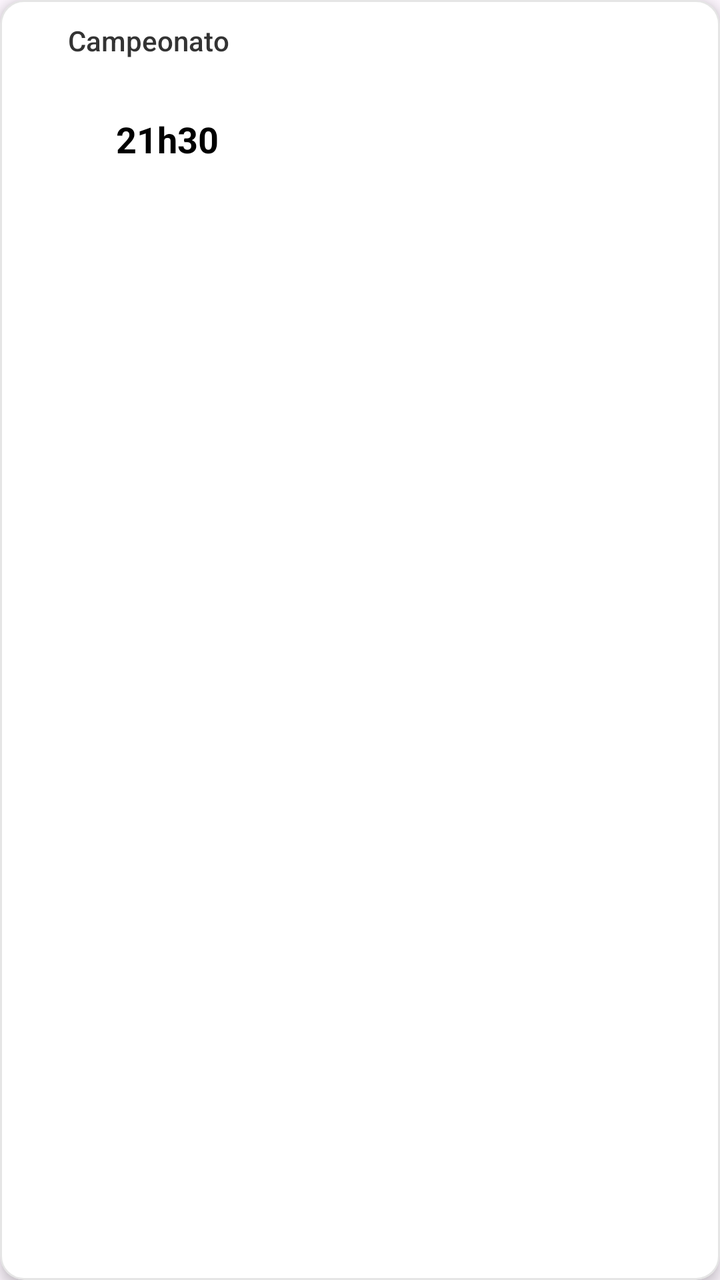
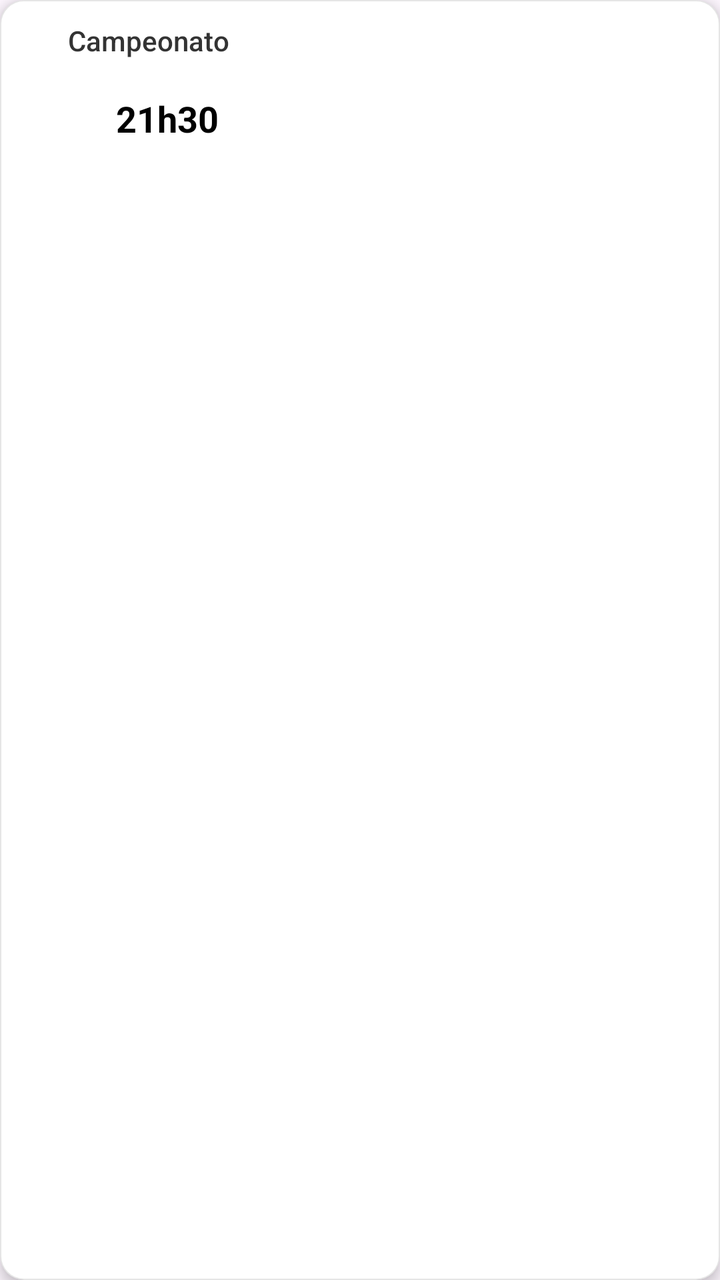

Compare the two renders of this Android layout. The source of the first and the diff that turns it into the second are given below.
<!-- AndroidManifest.xml: application theme Theme.Material3.DayNight.NoActionBar -->
<!-- res/layout/item_game.xml -->
<?xml version="1.0" encoding="utf-8"?>
<com.google.android.material.card.MaterialCardView
    xmlns:android="http://schemas.android.com/apk/res/android"
    xmlns:app="http://schemas.android.com/apk/res-auto"
    android:layout_width="match_parent"
    android:layout_height="wrap_content"

    android:layout_marginStart="12dp"
    android:layout_marginEnd="12dp"
    android:layout_marginTop="6dp"
    android:layout_marginBottom="6dp"

    android:backgroundTint="@android:color/white"
    app:cardCornerRadius="12dp"
    app:cardElevation="4dp"

    app:strokeColor="#1A000000"
    app:strokeWidth="1dp">

    <androidx.constraintlayout.widget.ConstraintLayout
        android:layout_width="match_parent"
        android:layout_height="wrap_content"
        android:padding="12dp">

        
        <ImageView
            android:id="@+id/imgChamp"
            android:layout_width="16dp"
            android:layout_height="16dp"
            app:layout_constraintStart_toStartOf="parent"
            app:layout_constraintTop_toTopOf="parent"/>

        <TextView
            android:id="@+id/tvChamp"
            android:layout_width="0dp"
            android:layout_height="wrap_content"
            android:text="Campeonato"
            android:textSize="14sp"
            android:textColor="#333"
            android:fontFamily="sans-serif-medium"
            app:layout_constraintStart_toEndOf="@id/imgChamp"
            app:layout_constraintTop_toTopOf="@id/imgChamp"
            app:layout_constraintBottom_toBottomOf="@id/imgChamp"
            app:layout_constraintEnd_toEndOf="parent"
            android:layout_marginStart="6dp"/>

        
        
<TextView
    android:id="@+id/tvHomeName"
    android:layout_width="0dp"
    android:layout_height="wrap_content"
    android:minWidth="60dp"
    android:text="Mandante"
    android:textSize="15sp"
    android:textColor="#222"
    android:maxLines="3"
    android:ellipsize="end"
    android:gravity="end"
    app:layout_constraintStart_toStartOf="parent"
    app:layout_constraintEnd_toStartOf="@id/imgHome"
    app:layout_constraintTop_toBottomOf="@id/tvChamp"
    app:layout_constraintHorizontal_weight="1"
    android:layout_marginTop="12dp" />

        
        <ImageView
            android:id="@+id/imgHome"
            android:layout_width="28dp"
            android:layout_height="28dp"
            app:layout_constraintStart_toEndOf="@id/tvHomeName"
            app:layout_constraintTop_toTopOf="@id/tvHomeName"
            app:layout_constraintBottom_toBottomOf="@id/tvHomeName"
            android:layout_marginStart="6dp"/>

        
        <TextView
            android:id="@+id/tvTime"
            android:layout_width="wrap_content"
            android:layout_height="wrap_content"
            android:text="21h30"
            android:textSize="18sp"
            android:textStyle="bold"
            android:textColor="#000"
            app:layout_constraintStart_toEndOf="@id/imgHome"
            app:layout_constraintEnd_toStartOf="@id/imgAway"
            app:layout_constraintTop_toTopOf="@id/imgHome"
            app:layout_constraintBottom_toBottomOf="@id/imgHome"
            android:layout_marginStart="12dp"
            android:layout_marginEnd="12dp"/>

        
        <ImageView
            android:id="@+id/imgAway"
            android:layout_width="28dp"
            android:layout_height="28dp"
            app:layout_constraintTop_toTopOf="@id/tvTime"
            app:layout_constraintBottom_toBottomOf="@id/tvTime"
            app:layout_constraintEnd_toStartOf="@id/tvAwayName"
            android:layout_marginEnd="6dp"/>

     
        
<TextView
    android:id="@+id/tvAwayName"
    android:layout_width="0dp"
    android:layout_height="wrap_content"
    android:minWidth="60dp"
    android:text="Visitante"
    android:textSize="15sp"
    android:textColor="#222"
    android:maxLines="3"
    android:ellipsize="end"
    android:gravity="start"
    app:layout_constraintStart_toEndOf="@id/imgAway"
    app:layout_constraintEnd_toEndOf="parent"
    app:layout_constraintTop_toTopOf="@id/tvHomeName"
    app:layout_constraintBottom_toBottomOf="@id/tvHomeName"
    app:layout_constraintHorizontal_weight="1" />

        
        <LinearLayout
            android:id="@+id/btnContainer"
            android:layout_width="0dp"
            android:layout_height="wrap_content"
            android:orientation="horizontal"
            android:gravity="center"
            android:layout_marginTop="10dp"
            android:visibility="gone"
            app:layout_constraintTop_toBottomOf="@id/tvAwayName"
            app:layout_constraintStart_toStartOf="parent"
            app:layout_constraintEnd_toEndOf="parent"/>
    </androidx.constraintlayout.widget.ConstraintLayout>
</com.google.android.material.card.MaterialCardView>
<!-- resources referenced by this layout -->
<resources>

</resources>

<!-- the commit's change to res/layout/item_game.xml (unified diff, before → after) -->
@@ -7,15 +7,14 @@
 
     android:layout_marginStart="12dp"
     android:layout_marginEnd="12dp"
-    android:layout_marginTop="6dp"
-    android:layout_marginBottom="6dp"
+    android:layout_marginTop="5dp"      
+    android:layout_marginBottom="5dp"
 
     android:backgroundTint="@android:color/white"
     app:cardCornerRadius="12dp"
     app:cardElevation="4dp"
-
     app:strokeColor="#1A000000"
-    app:strokeWidth="1dp">
+    app:strokeWidth="0.5dp">          
 
     <androidx.constraintlayout.widget.ConstraintLayout
         android:layout_width="match_parent"
@@ -45,23 +44,25 @@
             android:layout_marginStart="6dp"/>
 
         
-        
-<TextView
-    android:id="@+id/tvHomeName"
-    android:layout_width="0dp"
-    android:layout_height="wrap_content"
-    android:minWidth="60dp"
-    android:text="Mandante"
-    android:textSize="15sp"
-    android:textColor="#222"
-    android:maxLines="3"
-    android:ellipsize="end"
-    android:gravity="end"
-    app:layout_constraintStart_toStartOf="parent"
-    app:layout_constraintEnd_toStartOf="@id/imgHome"
-    app:layout_constraintTop_toBottomOf="@id/tvChamp"
-    app:layout_constraintHorizontal_weight="1"
-    android:layout_marginTop="12dp" />
+        <TextView
+            android:id="@+id/tvHomeName"
+            android:layout_width="0dp"
+            android:layout_height="wrap_content"
+            android:minWidth="60dp"
+            android:text="Mandante"
+            android:textSize="15sp"
+            android:textColor="#222"
+            android:maxLines="2"
+            android:ellipsize="end"
+            android:gravity="end"
+            android:includeFontPadding="false"
+            android:breakStrategy="balanced"
+            android:hyphenationFrequency="none"
+            app:layout_constraintStart_toStartOf="parent"
+            app:layout_constraintEnd_toStartOf="@id/imgHome"
+            app:layout_constraintTop_toBottomOf="@id/tvChamp"
+            app:layout_constraintHorizontal_weight="1"
+            android:layout_marginTop="12dp" />
 
         
         <ImageView
@@ -99,24 +100,26 @@
             app:layout_constraintEnd_toStartOf="@id/tvAwayName"
             android:layout_marginEnd="6dp"/>
 
-     
         
-<TextView
-    android:id="@+id/tvAwayName"
-    android:layout_width="0dp"
-    android:layout_height="wrap_content"
-    android:minWidth="60dp"
-    android:text="Visitante"
-    android:textSize="15sp"
-    android:textColor="#222"
-    android:maxLines="3"
-    android:ellipsize="end"
-    android:gravity="start"
-    app:layout_constraintStart_toEndOf="@id/imgAway"
-    app:layout_constraintEnd_toEndOf="parent"
-    app:layout_constraintTop_toTopOf="@id/tvHomeName"
-    app:layout_constraintBottom_toBottomOf="@id/tvHomeName"
-    app:layout_constraintHorizontal_weight="1" />
+        <TextView
+            android:id="@+id/tvAwayName"
+            android:layout_width="0dp"
+            android:layout_height="wrap_content"
+            android:minWidth="60dp"
+            android:text="Visitante"
+            android:textSize="15sp"
+            android:textColor="#222"
+            android:maxLines="2"
+            android:ellipsize="end"
+            android:gravity="start"
+            android:includeFontPadding="false"
+            android:breakStrategy="balanced"
+            android:hyphenationFrequency="none"
+            app:layout_constraintStart_toEndOf="@id/imgAway"
+            app:layout_constraintEnd_toEndOf="parent"
+            app:layout_constraintTop_toTopOf="@id/tvHomeName"
+            app:layout_constraintBottom_toBottomOf="@id/tvHomeName"
+            app:layout_constraintHorizontal_weight="1" />
 
         
         <LinearLayout
